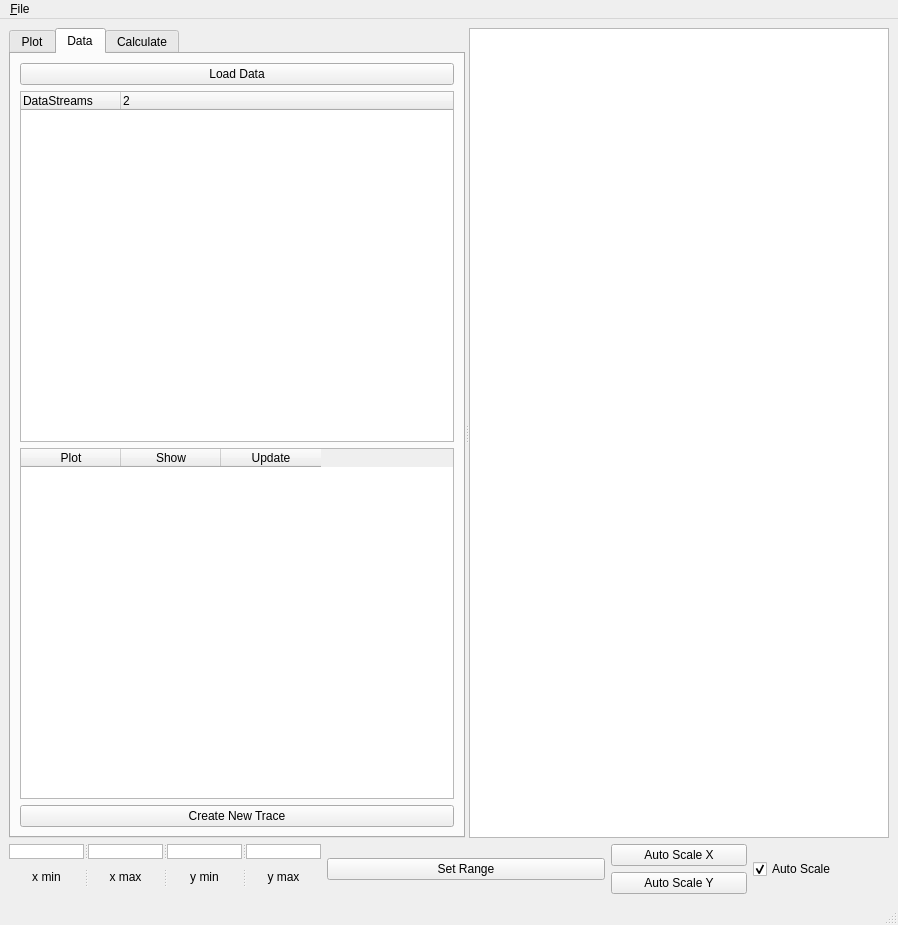
Old version of the form guiExample/graph/graph.ui in the repository bencorbett90/Graph.
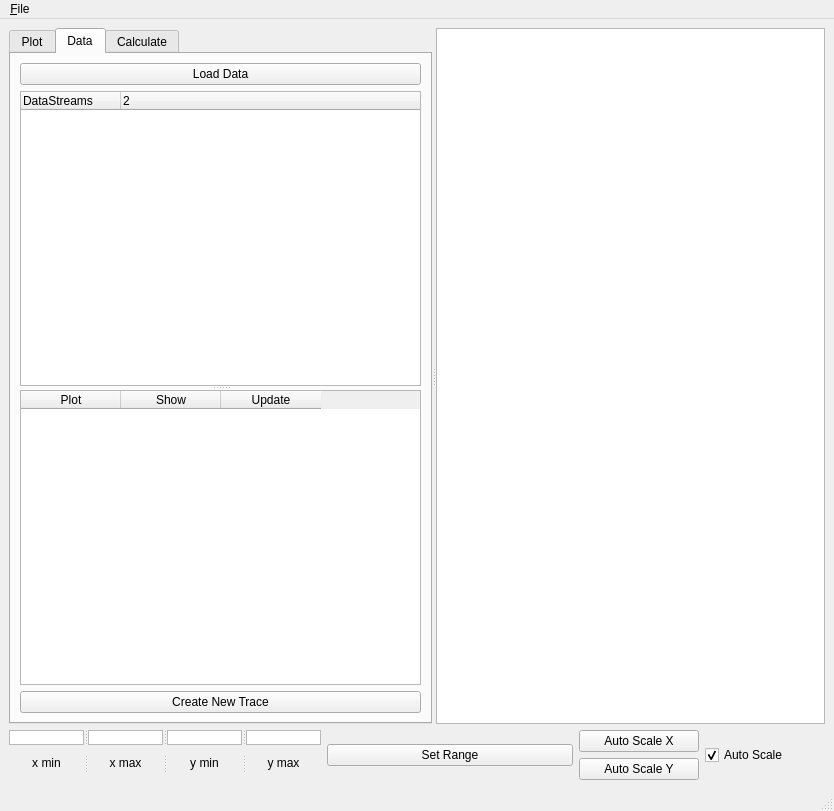
New version of the form. Custom widgets are drawn as their Qt base class.

Diff of the .ui file:
```diff
--- a/guiExample/graph/graph.ui
+++ b/guiExample/graph/graph.ui
@@ -6,8 +6,8 @@
    <rect>
     <x>0</x>
     <y>0</y>
-    <width>898</width>
-    <height>925</height>
+    <width>834</width>
+    <height>811</height>
    </rect>
   </property>
   <property name="windowTitle">
@@ -28,7 +28,7 @@
       </property>
       <widget class="QTabWidget" name="tabWidget">
        <property name="sizePolicy">
-        <sizepolicy hsizetype="Minimum" vsizetype="Minimum">
+        <sizepolicy hsizetype="MinimumExpanding" vsizetype="MinimumExpanding">
          <horstretch>0</horstretch>
          <verstretch>0</verstretch>
         </sizepolicy>
@@ -379,7 +379,17 @@
           </widget>
          </item>
          <item>
+          <widget class="QSplitter" name="splitter_4">
+           <property name="orientation">
+            <enum>Qt::Vertical</enum>
+           </property>
           <widget class="QTreeWidget" name="tree_data">
+            <property name="sizePolicy">
+             <sizepolicy hsizetype="MinimumExpanding" vsizetype="MinimumExpanding">
+              <horstretch>0</horstretch>
+              <verstretch>0</verstretch>
+             </sizepolicy>
+            </property>
            <property name="columnCount">
             <number>2</number>
            </property>
@@ -394,9 +404,13 @@
             </property>
            </column>
           </widget>
-         </item>
-         <item>
           <widget class="QTableWidget" name="table_plots">
+            <property name="sizePolicy">
+             <sizepolicy hsizetype="MinimumExpanding" vsizetype="MinimumExpanding">
+              <horstretch>0</horstretch>
+              <verstretch>0</verstretch>
+             </sizepolicy>
+            </property>
            <property name="columnCount">
             <number>3</number>
            </property>
@@ -416,6 +430,7 @@
             </property>
            </column>
           </widget>
+          </widget>
          </item>
          <item>
           <widget class="QPushButton" name="btn_newTrace">
@@ -435,7 +450,7 @@
       </widget>
       <widget class="PlotWidget" name="plot">
        <property name="sizePolicy">
-        <sizepolicy hsizetype="Expanding" vsizetype="Expanding">
+        <sizepolicy hsizetype="Maximum" vsizetype="Maximum">
          <horstretch>0</horstretch>
          <verstretch>0</verstretch>
         </sizepolicy>
@@ -744,7 +759,7 @@
     <rect>
      <x>0</x>
      <y>0</y>
-     <width>898</width>
+     <width>834</width>
      <height>21</height>
     </rect>
    </property>
```
Lines whose indentation alone changed are shown as unchanged.
